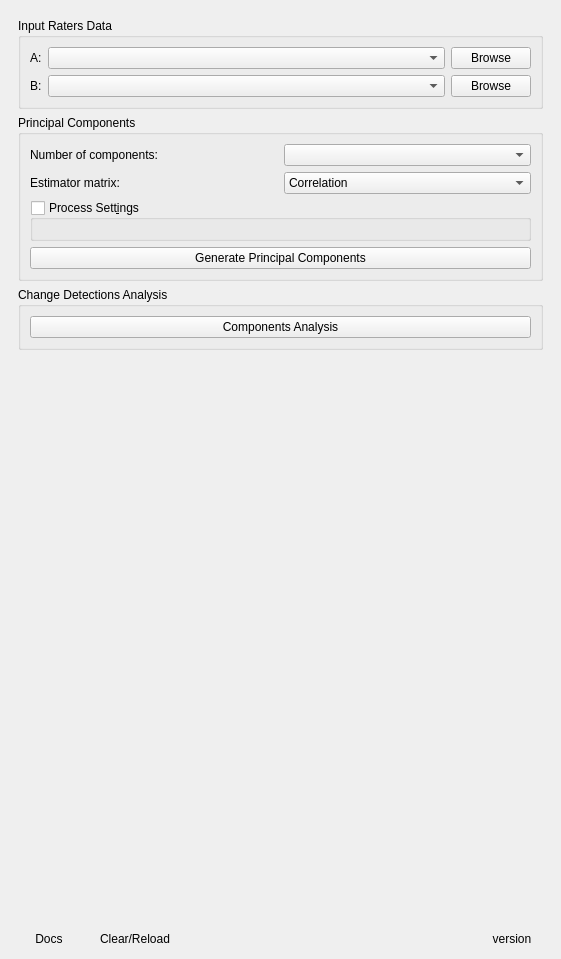
First picture: the form in ui/pca4cd_dockwidget.ui, repository SMByC/PCA4CD, before the edit.
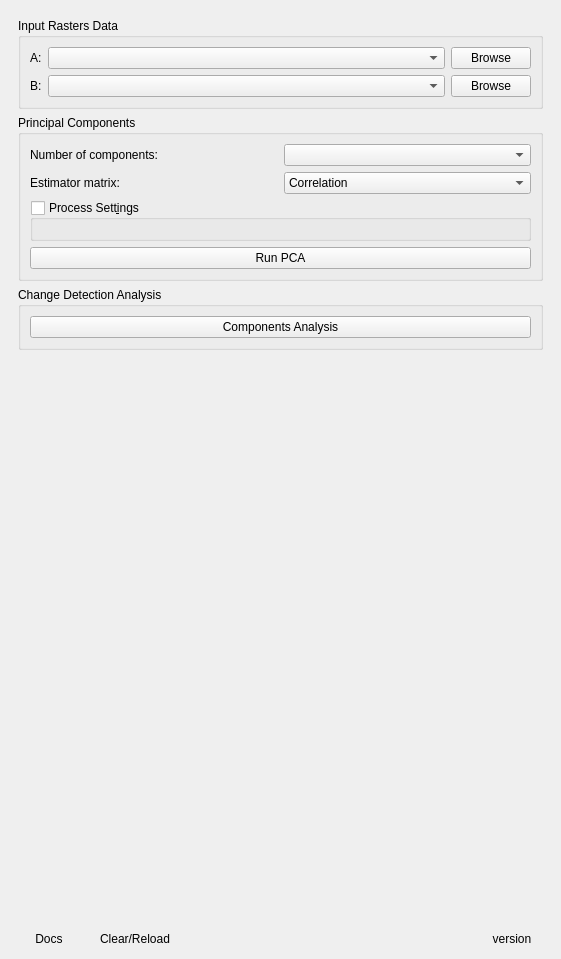
Second picture: the form after the edit. Icons and pictures are not drawn. Custom widgets are drawn as their Qt base class.

What changed in the file:
```diff
--- a/ui/pca4cd_dockwidget.ui
+++ b/ui/pca4cd_dockwidget.ui
@@ -39,7 +39,7 @@
         <item>
          <widget class="QGroupBox" name="QGBox_InputData">
           <property name="title">
-           <string>Input Raters Data</string>
+           <string>Input Rasters Data</string>
           </property>
           <layout class="QVBoxLayout" name="verticalLayout_3">
            <item>
@@ -259,7 +259,7 @@
            <item>
             <widget class="QPushButton" name="QPBtn_generatePC">
              <property name="text">
-              <string>Generate Principal Components</string>
+              <string>Run PCA</string>
              </property>
             </widget>
            </item>
@@ -269,7 +269,7 @@
         <item>
          <widget class="QGroupBox" name="groupBox_3">
           <property name="title">
-           <string>Change Detections Analysis</string>
+           <string>Change Detection Analysis</string>
           </property>
           <layout class="QVBoxLayout" name="verticalLayout_6">
            <item>
```
Left out of the diff: 2 changed lines with no effect on the pictures.
